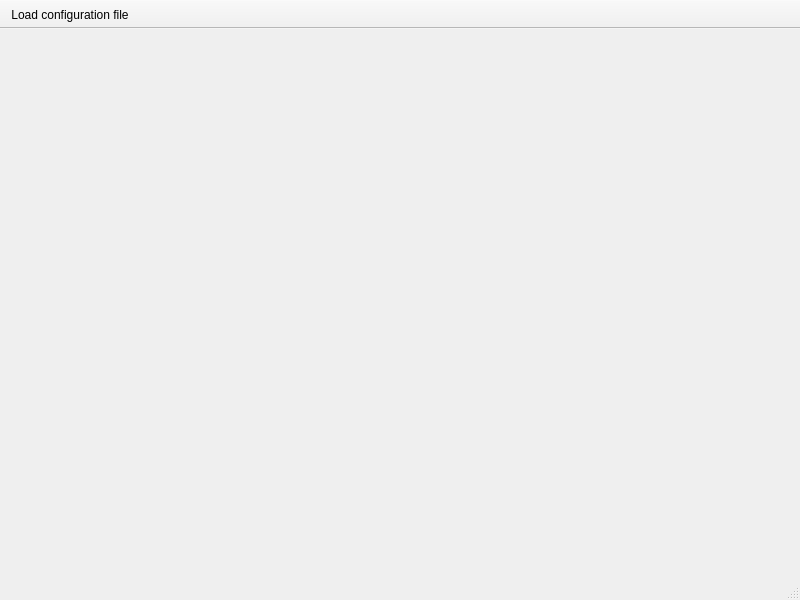
Qt form ui_mainwindow.ui (Wenzel/kdesrc-build-genconf) before a commit.
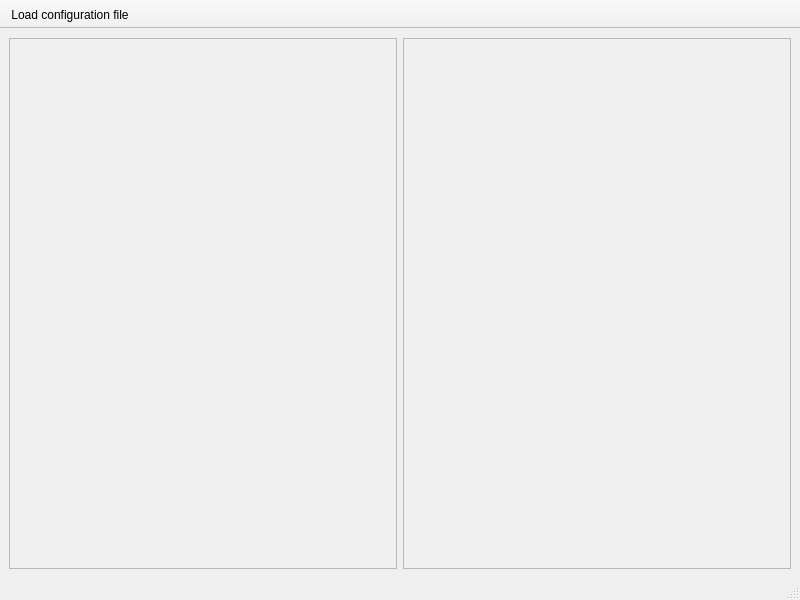
The same form after that commit.

```diff
--- a/ui_mainwindow.ui
+++ b/ui_mainwindow.ui
@@ -13,7 +13,24 @@
   <property name="windowTitle">
    <string>MainWindow</string>
   </property>
-  <widget class="QWidget" name="centralwidget"/>
+  <widget class="QWidget" name="centralwidget">
+   <layout class="QHBoxLayout" name="horizontalLayout">
+    <item>
+     <widget class="QTableView" name="tableview">
+      <property name="enabled">
+       <bool>false</bool>
+      </property>
+     </widget>
+    </item>
+    <item>
+     <widget class="QTreeView" name="treeview">
+      <property name="enabled">
+       <bool>false</bool>
+      </property>
+     </widget>
+    </item>
+   </layout>
+  </widget>
   <widget class="QStatusBar" name="statusbar"/>
   <widget class="QToolBar" name="toolBar">
    <property name="windowTitle">
```
